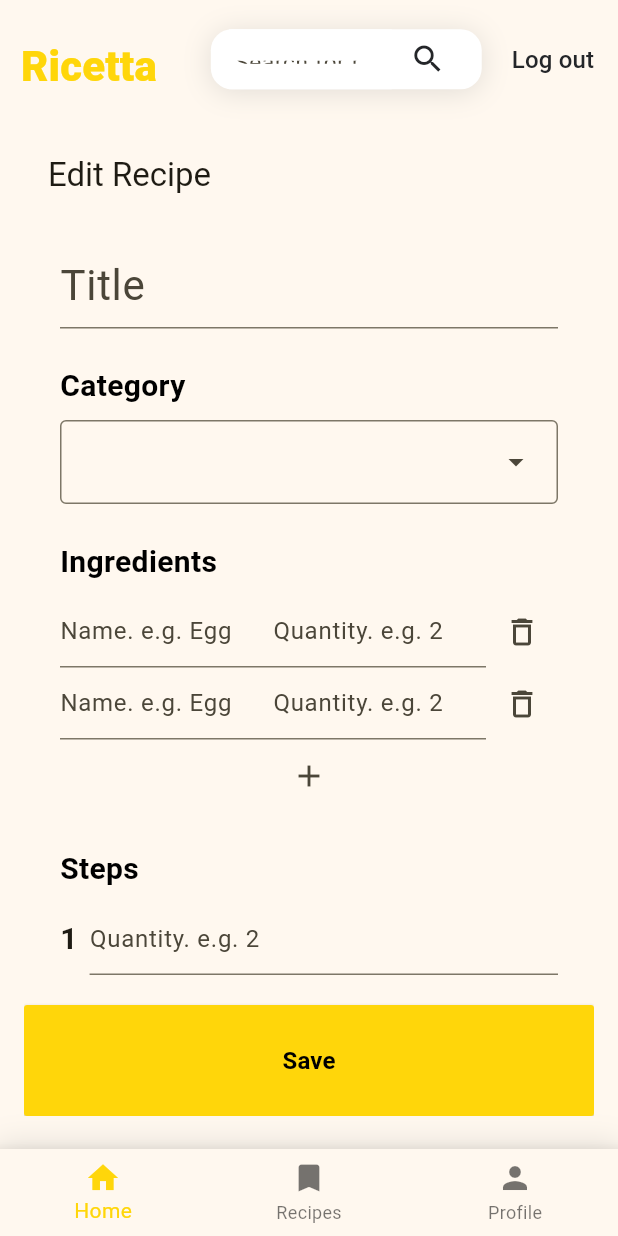
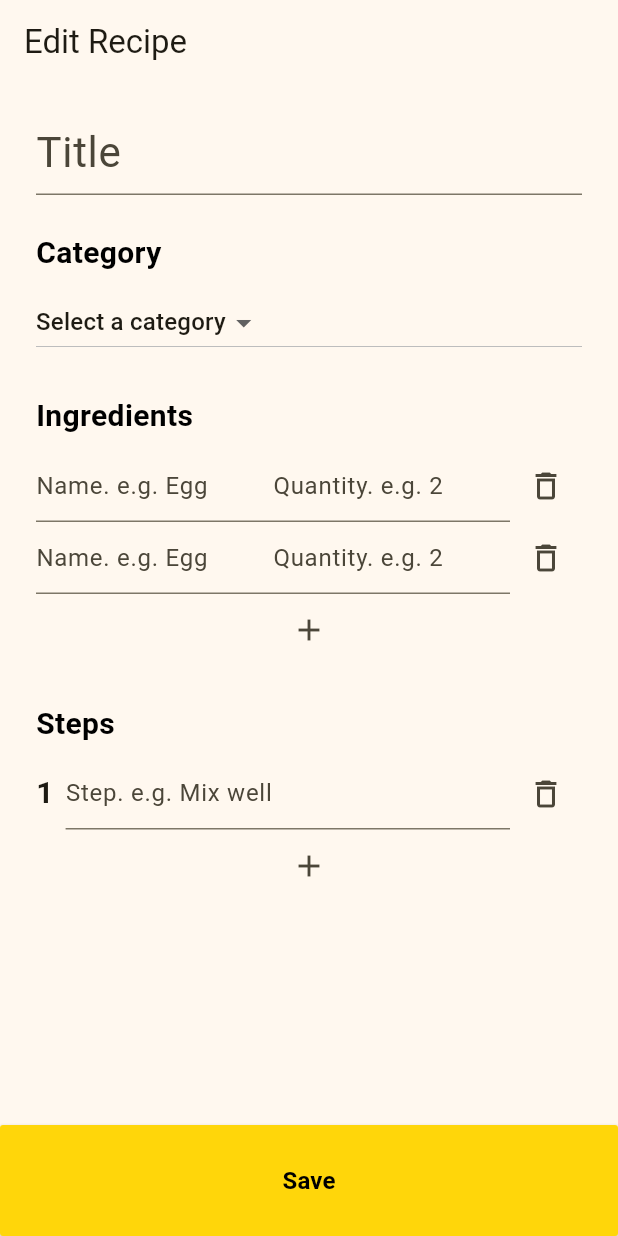
Before and after one commit to yzzhuo/Ricetta, a Flutter app: the RecipeEditScreen screen opened by its route, on a phone screen of 412 x 824 dp. Run offline on Flutter 3.47's test engine with Material 3 defaults, Android fonts, the phone set to English and light mode, and no system bars; our stand-ins replace cloud_firestore, firebase_auth, firebase_core, firebase_storage, flutter_riverpod, go_router; accounts and stored records are empty; Roboto replaces fonts that are missing (Arial Black); statements that could not run were skipped.

Commit message:
feat: create form

```diff
--- a/lib/models/category.dart
+++ b/lib/models/category.dart
@@ -4,6 +4,11 @@ class RecipeCategory {
   final String image;
 
   RecipeCategory({required this.id, required this.name, required this.image});
+
+  @override
+  String toString() {
+    return 'RecipeCategory: $name, Id: $id';
+  }
 
   factory RecipeCategory.fromFirestore(Map<String, dynamic> data, String id) {
     return RecipeCategory(
--- a/lib/models/recipe.dart
+++ b/lib/models/recipe.dart
@@ -16,16 +16,22 @@ class Ingredient {
       quantity = value;
     }
   }
+
+  @override
+  String toString() {
+    // Customize the output format as needed
+    return 'Ingredient: $name, Quantity: $quantity';
+  }
 }
 
 class Recipe {
   String? id;
   RecipeCategory? category;
-  final String title;
-  final String imageUrl;
+  String title;
+  String imageUrl;
   List<Ingredient> ingredients;
-  final List<String> steps;
-  final String categoryId;
+  List<String> steps;
+  String categoryId;
   late bool isFavourite;
 
   Recipe({
@@ -38,6 +44,12 @@ class Recipe {
     this.id,
     this.isFavourite = false,
   });
+
+  @override
+  String toString() {
+    // Customize the output format as needed
+    return 'Recipe: $title, imageUrl: $imageUrl, Ingredients: ${ingredients.map((i) => i.toString())}, steps: $steps, categoryId:$categoryId';
+  }
 
   factory Recipe.fromFirestore(
       Map<String, dynamic> data, List<RecipeCategory> category, String id,
--- a/lib/routes/router.dart
+++ b/lib/routes/router.dart
@@ -12,8 +12,6 @@ import 'package:Ricetta/screens/recipe_edit_screen.dart';
 final router = GoRouter(routes: [
   ShellRoute(builder: (context, state, child) => Layout(child: child), routes: [
     GoRoute(path: '/', builder: (context, state) => const HomeScreen()),
-    GoRoute(
-        path: '/recipe/edit', builder: (context, state) => RecipeEditScreen()),
     GoRoute(
         path: '/recipe/:recipeId',
         builder: (context, state) => RecipeDetailScreen(
@@ -34,6 +32,8 @@ final router = GoRouter(routes: [
           );
         }),
   ]),
+  GoRoute(
+      path: '/edit/recipe', builder: (context, state) => RecipeEditScreen()),
   GoRoute(path: '/profile', builder: (context, state) => const ProfileScreen()),
   GoRoute(path: '/signup', builder: (context, state) => const SignupScreen()),
   GoRoute(
--- a/lib/screens/recipe_edit_screen.dart
+++ b/lib/screens/recipe_edit_screen.dart
@@ -30,26 +30,36 @@ class _RecipeEditScreenState extends ConsumerState<RecipeEditScreen> {
   late Recipe _editableRecipe;
   final _formKey = GlobalKey<FormState>();
   late TextEditingController _titleController;
-  late TextEditingController _categoryController = TextEditingController();
 
   @override
   void initState() {
     super.initState();
     _editableRecipe = widget.recipe!;
     _titleController = TextEditingController(text: widget.recipe?.title ?? '');
-    _categoryController =
-        TextEditingController(text: widget.recipe?.categoryId ?? '');
+    _titleController.addListener(_updateTitle);
   }
 
   @override
   void dispose() {
     _titleController.dispose();
-    _categoryController.dispose();
     super.dispose();
   }
 
+  void _updateCategory(String value) {
+    // Update the category in the model
+    setState(() {
+      _editableRecipe.categoryId = value;
+    });
+  }
+
+  void _updateTitle() {
+    // Update the title in the model
+    setState(() {
+      _editableRecipe.title = _titleController.text;
+    });
+  }
+
   void _removeIngredient(String name) {
-    print(_editableRecipe.ingredients);
     // Method to remove an ingredient
     setState(() {
       _editableRecipe.ingredients
@@ -57,9 +67,20 @@ class _RecipeEditScreenState extends ConsumerState<RecipeEditScreen> {
     });
   }
 
+  void _removeStep(String name) {
+    // Method to remove a step
+    setState(() {
+      _editableRecipe.steps.removeWhere((element) => element == name);
+    });
+  }
+
   @override
   Widget build(BuildContext context) {
     final categories = ref.watch(recipeCategoriesProvider);
+    final categoriesOptions = [
+      RecipeCategory(id: '', name: 'Select a category', image: ''),
+      ...categories
+    ];
     return Scaffold(
         appBar: AppBar(
             title:
@@ -94,17 +115,22 @@ class _RecipeEditScreenState extends ConsumerState<RecipeEditScreen> {
                                 fontWeight: FontWeight.w600,
                               )),
                           const SizedBox(height: 8),
-                          DropdownMenu(
-                            width: MediaQuery.of(context).size.width * 0.9,
-                            controller: _categoryController,
-                            dropdownMenuEntries: categories
-                                .map<DropdownMenuEntry<dynamic>>(
-                                    (RecipeCategory category) =>
-                                        DropdownMenuEntry<dynamic>(
+                          DropdownButton<String>(
+                            value: _editableRecipe.categoryId,
+                            onChanged: (String? value) {
+                              print('Selected category: $value');
+                              setState(() {
+                                _editableRecipe.categoryId = value!;
+                              });
+                            },
+                            items: categoriesOptions
+                                .map<DropdownMenuItem<String>>(
+                                    (RecipeCategory category) {
+                              return DropdownMenuItem<String>(
                                 value: category.id,
-                                          label: category.name,
-                                        ))
-                                .toList(),
+                                child: Text(category.name),
+                              );
+                            }).toList(),
                           ),
                           const SizedBox(height: 24),
                           // ingredients
@@ -155,29 +181,58 @@ class _RecipeEditScreenState extends ConsumerState<RecipeEditScreen> {
                           Expanded(
                               child: Column(
                             children: [
-                              Row(
+                              ..._editableRecipe.steps
+                                  .asMap()
+                                  .entries
+                                  .map((entry) => Row(
+                                        key: Key(
+                                            entry.value + entry.key.toString()),
                                         mainAxisAlignment:
                                             MainAxisAlignment.spaceBetween,
                                         children: [
-                                  const Text('1',
-                                      style: TextStyle(
+                                          Text((entry.key + 1).toString(),
+                                              style: const TextStyle(
                                                   fontSize: 20,
                                                   fontWeight: FontWeight.bold)),
                                           const SizedBox(width: 8),
                                           Expanded(
                                               child: TextFormField(
-                                    decoration: const InputDecoration(
-                                      hintText: 'Quantity. e.g. 2',
+                                                  initialValue: entry.value,
+                                                  decoration:
+                                                      const InputDecoration(
+                                                    hintText:
+                                                        'Step. e.g. Mix well',
                                                   ),
                                                   validator: (value) {
-                                      if (value == null || value.isEmpty) {
-                                        return 'Please enter the quantity';
+                                                    if (value == null ||
+                                                        value.isEmpty) {
+                                                      return 'Please enter the step';
                                                     }
                                                     return null;
                                                   },
-                                  ))
+                                                  onChanged: (String value) {
+                                                    _editableRecipe
+                                                            .steps[entry.key] =
+                                                        value;
+                                                  })),
+                                          IconButton(
+                                            icon: const Icon(
+                                                Icons.delete_outline),
+                                            onPressed: () {
+                                              final step = _editableRecipe
+                                                  .steps[entry.key];
+                                              _removeStep(step);
+                                            },
+                                          )
                                         ],
-                              ),
+                                      )),
+                              IconButton(
+                                  icon: const Icon(Icons.add),
+                                  onPressed: () => {
+                                        setState(() {
+                                          _editableRecipe.steps.add('');
+                                        })
+                                      }),
                             ],
                           ))
                         ]))),
@@ -187,11 +242,12 @@ class _RecipeEditScreenState extends ConsumerState<RecipeEditScreen> {
                 color: Theme.of(context).primaryColor,
                 textColor: Colors.black,
                 onPressed: () {
+                  print(_editableRecipe);
                   if (_formKey.currentState!.validate()) {
+                    print(_editableRecipe);
                     // Save the recipe
                     // If widget.recipe is null, create a new recipe
                     // Otherwise, update the existing recipe
-                    Navigator.pop(context);
                   }
                 },
                 child: const Text(
```
Also changed, not shown: lib/screens/profile_screen.dart (+13 -3 lines), 1 other file. Lines whose indentation alone changed are shown as unchanged.
